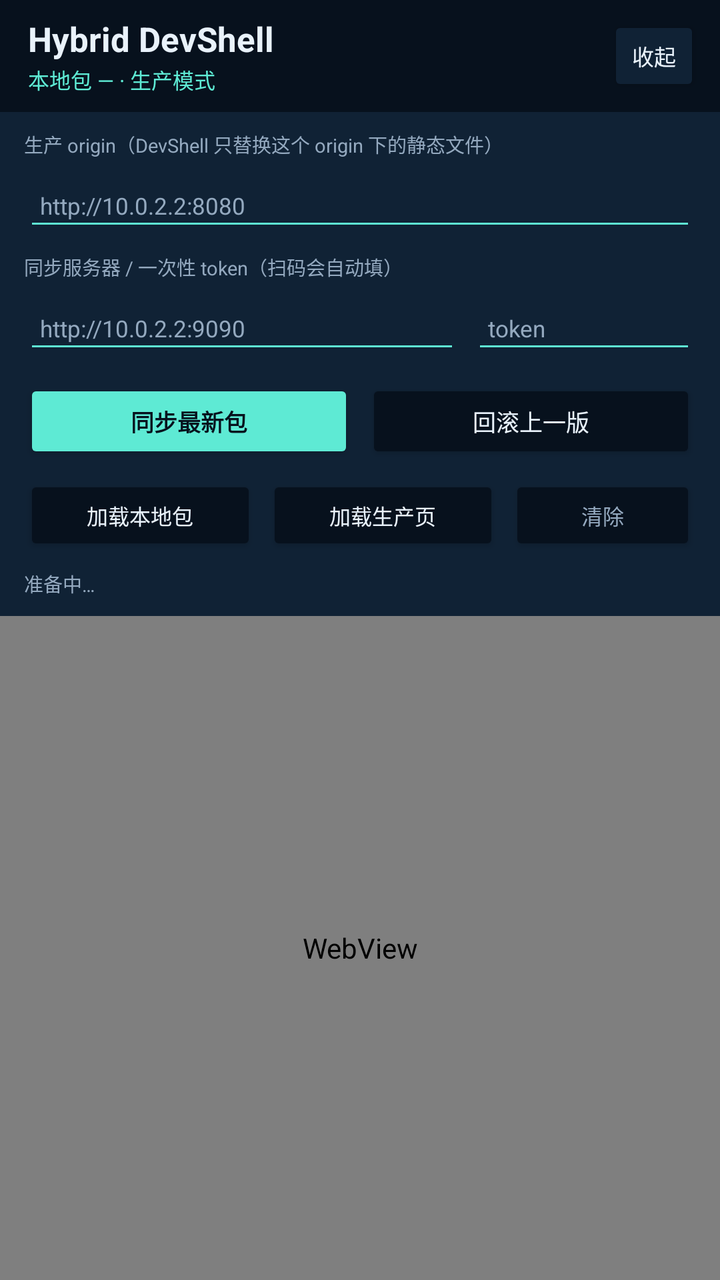
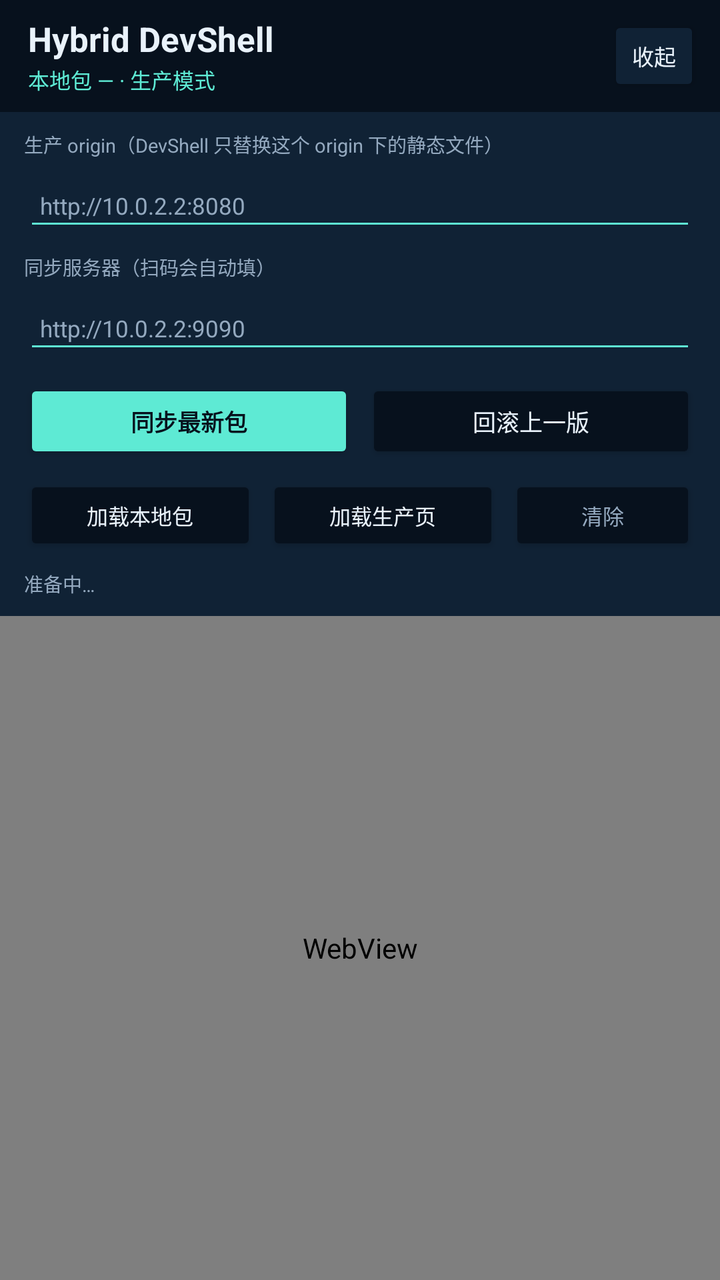

Two renders of the same Android screen: before a commit and after it. Below are the layout's source before the change and the commit's diff.
<!-- AndroidManifest.xml: activity theme Theme.HybridDebug -->
<!-- res/layout/activity_dev_shell.xml -->
<?xml version="1.0" encoding="utf-8"?>
<LinearLayout xmlns:android="http://schemas.android.com/apk/res/android"
    android:layout_width="match_parent"
    android:layout_height="match_parent"
    android:background="@color/hybrid_debug_bg"
    android:fitsSystemWindows="true"
    android:orientation="vertical">

    <LinearLayout
        android:layout_width="match_parent"
        android:layout_height="56dp"
        android:gravity="center_vertical"
        android:orientation="horizontal"
        android:paddingStart="14dp"
        android:paddingEnd="10dp">

        <LinearLayout
            android:layout_width="0dp"
            android:layout_height="wrap_content"
            android:layout_weight="1"
            android:orientation="vertical">

            <TextView
                android:layout_width="wrap_content"
                android:layout_height="wrap_content"
                android:text="Hybrid DevShell"
                android:textColor="@color/hybrid_debug_text"
                android:textSize="17sp"
                android:textStyle="bold" />

            <TextView
                android:id="@+id/active_badge"
                android:layout_width="wrap_content"
                android:layout_height="wrap_content"
                android:layout_marginTop="1dp"
                android:text="本地包 — · 生产模式"
                android:textColor="@color/hybrid_debug_accent"
                android:textSize="10.5sp" />
        </LinearLayout>

        <Button
            android:id="@+id/toggle_panel_button"
            android:layout_width="wrap_content"
            android:layout_height="40dp"
            android:backgroundTint="@color/hybrid_debug_panel"
            android:minWidth="0dp"
            android:paddingStart="12dp"
            android:paddingEnd="12dp"
            android:text="收起"
            android:textAllCaps="false"
            android:textColor="@color/hybrid_debug_text"
            android:textSize="11sp" />
    </LinearLayout>

    <LinearLayout
        android:id="@+id/dev_panel"
        android:layout_width="match_parent"
        android:layout_height="wrap_content"
        android:background="@color/hybrid_debug_panel"
        android:orientation="vertical"
        android:paddingStart="12dp"
        android:paddingTop="9dp"
        android:paddingEnd="12dp"
        android:paddingBottom="9dp">

        <TextView
            android:layout_width="wrap_content"
            android:layout_height="wrap_content"
            android:text="生产 origin（DevShell 只替换这个 origin 下的静态文件）"
            android:textColor="@color/hybrid_debug_muted"
            android:textSize="9.5sp" />

        <EditText
            android:id="@+id/prod_input"
            android:layout_width="match_parent"
            android:layout_height="38dp"
            android:layout_marginTop="3dp"
            android:backgroundTint="@color/hybrid_debug_accent"
            android:hint="http://10.0.2.2:8080"
            android:inputType="textUri"
            android:maxLines="1"
            android:paddingStart="8dp"
            android:paddingEnd="8dp"
            android:textColor="@color/hybrid_debug_text"
            android:textColorHint="@color/hybrid_debug_muted"
            android:textSize="11.5sp" />

        <TextView
            android:layout_width="wrap_content"
            android:layout_height="wrap_content"
            android:layout_marginTop="6dp"
            android:text="同步服务器 / 一次性 token（扫码会自动填）"
            android:textColor="@color/hybrid_debug_muted"
            android:textSize="9.5sp" />

        <LinearLayout
            android:layout_width="match_parent"
            android:layout_height="38dp"
            android:layout_marginTop="3dp"
            android:orientation="horizontal">

            <EditText
                android:id="@+id/server_input"
                android:layout_width="0dp"
                android:layout_height="match_parent"
                android:layout_weight="1"
                android:backgroundTint="@color/hybrid_debug_accent"
                android:hint="http://10.0.2.2:9090"
                android:inputType="textUri"
                android:maxLines="1"
                android:paddingStart="8dp"
                android:paddingEnd="8dp"
                android:textColor="@color/hybrid_debug_text"
                android:textColorHint="@color/hybrid_debug_muted"
                android:textSize="11.5sp" />

            <EditText
                android:id="@+id/token_input"
                android:layout_width="112dp"
                android:layout_height="match_parent"
                android:layout_marginStart="6dp"
                android:backgroundTint="@color/hybrid_debug_accent"
                android:hint="token"
                android:inputType="text"
                android:maxLines="1"
                android:paddingStart="8dp"
                android:paddingEnd="8dp"
                android:textColor="@color/hybrid_debug_text"
                android:textColorHint="@color/hybrid_debug_muted"
                android:textSize="11.5sp" />
        </LinearLayout>

        <LinearLayout
            android:layout_width="match_parent"
            android:layout_height="42dp"
            android:layout_marginTop="8dp"
            android:orientation="horizontal">

            <Button
                android:id="@+id/sync_button"
                android:layout_width="0dp"
                android:layout_height="match_parent"
                android:layout_weight="1"
                android:backgroundTint="@color/hybrid_debug_accent"
                android:text="同步最新包"
                android:textAllCaps="false"
                android:textColor="@color/hybrid_debug_bg"
                android:textSize="11.5sp"
                android:textStyle="bold" />

            <Button
                android:id="@+id/rollback_button"
                android:layout_width="0dp"
                android:layout_height="match_parent"
                android:layout_marginStart="6dp"
                android:layout_weight="1"
                android:backgroundTint="@color/hybrid_debug_bg"
                android:text="回滚上一版"
                android:textAllCaps="false"
                android:textColor="@color/hybrid_debug_text"
                android:textSize="11.5sp" />
        </LinearLayout>

        <LinearLayout
            android:layout_width="match_parent"
            android:layout_height="40dp"
            android:layout_marginTop="6dp"
            android:orientation="horizontal">

            <Button
                android:id="@+id/local_button"
                android:layout_width="0dp"
                android:layout_height="match_parent"
                android:layout_weight="1"
                android:backgroundTint="@color/hybrid_debug_bg"
                android:text="加载本地包"
                android:textAllCaps="false"
                android:textColor="@color/hybrid_debug_text"
                android:textSize="10.5sp" />

            <Button
                android:id="@+id/prod_button"
                android:layout_width="0dp"
                android:layout_height="match_parent"
                android:layout_marginStart="5dp"
                android:layout_weight="1"
                android:backgroundTint="@color/hybrid_debug_bg"
                android:text="加载生产页"
                android:textAllCaps="false"
                android:textColor="@color/hybrid_debug_text"
                android:textSize="10.5sp" />

            <Button
                android:id="@+id/clear_button"
                android:layout_width="0dp"
                android:layout_height="match_parent"
                android:layout_marginStart="5dp"
                android:layout_weight="0.8"
                android:backgroundTint="@color/hybrid_debug_bg"
                android:text="清除"
                android:textAllCaps="false"
                android:textColor="@color/hybrid_debug_muted"
                android:textSize="10.5sp" />
        </LinearLayout>

        <TextView
            android:id="@+id/status_view"
            android:layout_width="match_parent"
            android:layout_height="wrap_content"
            android:layout_marginTop="7dp"
            android:lineSpacingExtra="1.5dp"
            android:maxLines="5"
            android:scrollbars="vertical"
            android:text="准备中…"
            android:textColor="@color/hybrid_debug_muted"
            android:textSize="9.5sp" />
    </LinearLayout>

    <WebView
        android:id="@+id/web_view"
        android:layout_width="match_parent"
        android:layout_height="0dp"
        android:layout_weight="1"
        android:background="@color/hybrid_debug_bg" />

</LinearLayout>
<!-- resources referenced by this layout -->
<resources>
  <color name="hybrid_debug_accent">#5EEAD4</color>
  <color name="hybrid_debug_bg">#07111D</color>
  <color name="hybrid_debug_muted">#94A9BF</color>
  <color name="hybrid_debug_panel">#102235</color>
  <color name="hybrid_debug_text">#E9F2FB</color>
  <style name="Theme.HybridDebug" parent="@android:style/Theme.Material.NoActionBar">
          <item name="android:colorAccent">@color/hybrid_debug_accent</item>
          <item name="android:windowBackground">@color/hybrid_debug_bg</item>
          <item name="android:statusBarColor">@color/hybrid_debug_bg</item>
          <item name="android:navigationBarColor">@color/hybrid_debug_bg</item>
          <item name="android:windowLightStatusBar">false</item>
      </style>
</resources>

<!-- the commit's change to res/layout/activity_dev_shell.xml (unified diff, before → after) -->
@@ -89,7 +89,7 @@
             android:layout_width="wrap_content"
             android:layout_height="wrap_content"
             android:layout_marginTop="6dp"
-            android:text="同步服务器 / 一次性 token（扫码会自动填）"
+            android:text="同步服务器（扫码会自动填）"
             android:textColor="@color/hybrid_debug_muted"
             android:textSize="9.5sp" />
 
@@ -107,21 +107,6 @@
                 android:backgroundTint="@color/hybrid_debug_accent"
                 android:hint="http://10.0.2.2:9090"
                 android:inputType="textUri"
-                android:maxLines="1"
-                android:paddingStart="8dp"
-                android:paddingEnd="8dp"
-                android:textColor="@color/hybrid_debug_text"
-                android:textColorHint="@color/hybrid_debug_muted"
-                android:textSize="11.5sp" />
-
-            <EditText
-                android:id="@+id/token_input"
-                android:layout_width="112dp"
-                android:layout_height="match_parent"
-                android:layout_marginStart="6dp"
-                android:backgroundTint="@color/hybrid_debug_accent"
-                android:hint="token"
-                android:inputType="text"
                 android:maxLines="1"
                 android:paddingStart="8dp"
                 android:paddingEnd="8dp"
